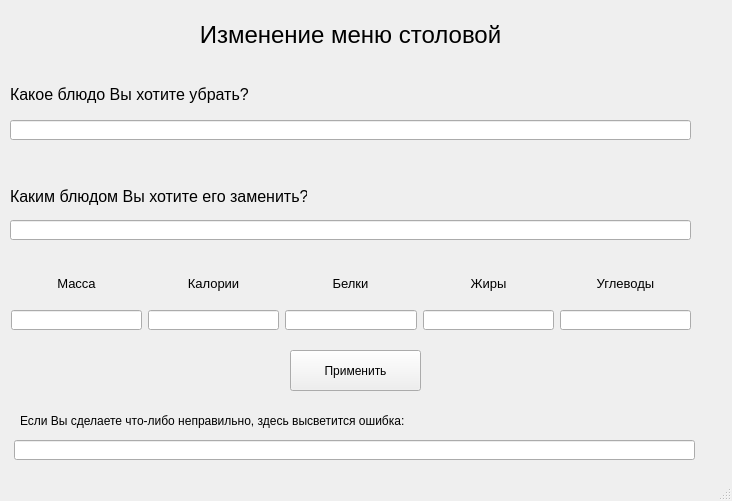
Before: the Qt Designer form changes.ui in ksnsmnv/yandex-project, drawn with Qt 5.
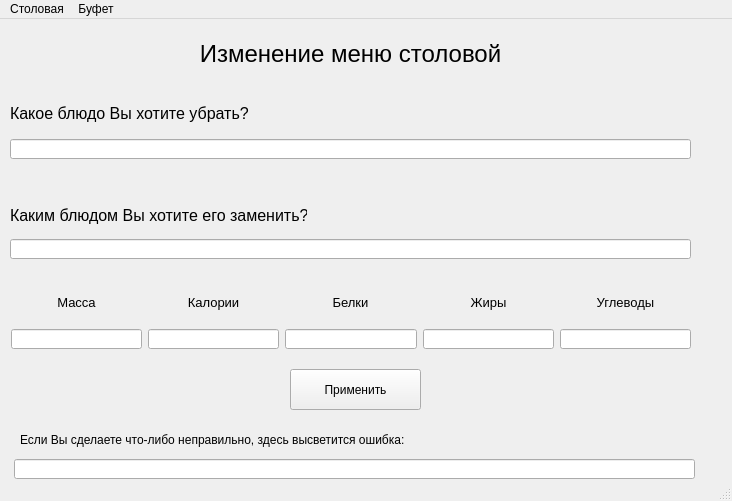
After: the same form once the commit is applied.

```diff
--- a/changes.ui
+++ b/changes.ui
@@ -294,6 +294,28 @@
    </widget>
   </widget>
   <widget class="QStatusBar" name="statusbar"/>
+  <widget class="QMenuBar" name="menuBar">
+   <property name="geometry">
+    <rect>
+     <x>0</x>
+     <y>0</y>
+     <width>732</width>
+     <height>21</height>
+    </rect>
+   </property>
+   <widget class="QMenu" name="menu">
+    <property name="title">
+     <string>Столовая</string>
+    </property>
+   </widget>
+   <widget class="QMenu" name="menu_2">
+    <property name="title">
+     <string>Буфет</string>
+    </property>
+   </widget>
+   <addaction name="menu"/>
+   <addaction name="menu_2"/>
+  </widget>
  </widget>
  <resources/>
  <connections/>
```
